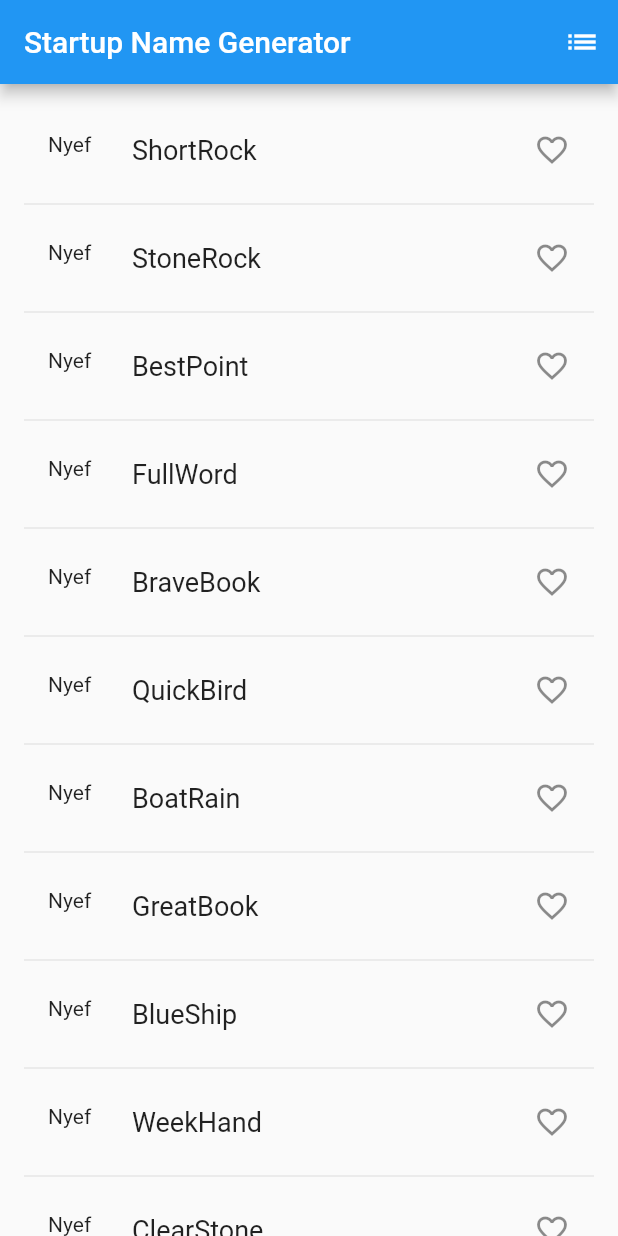
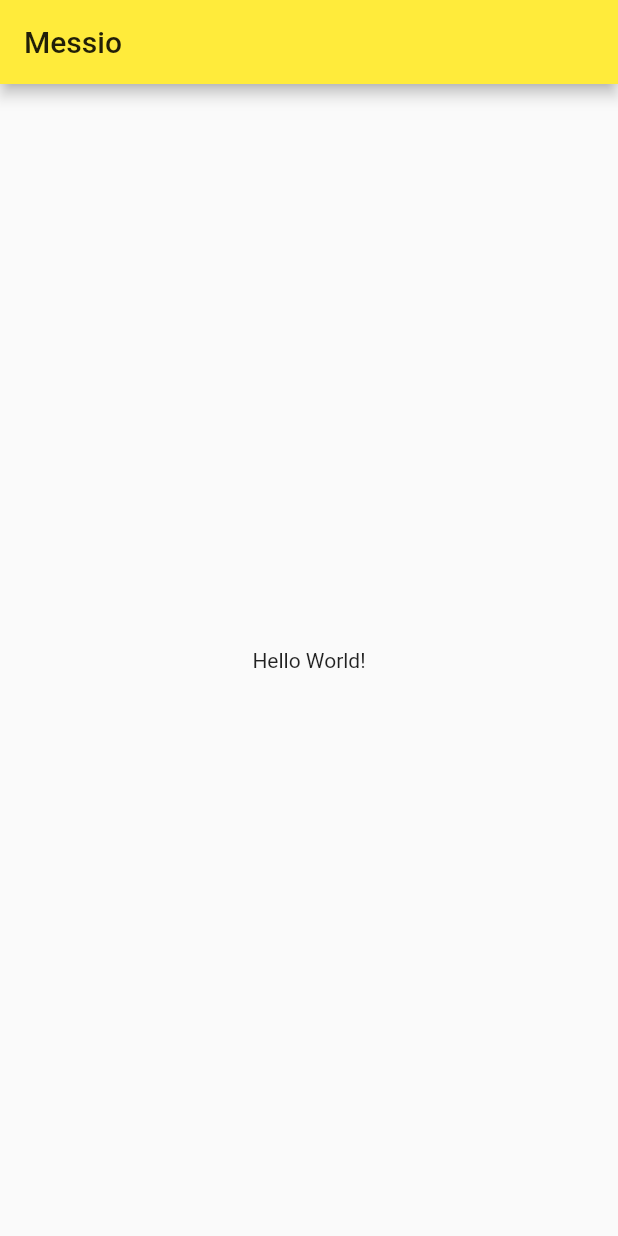
Before and after one commit to GotaloveCode/flutterTestApp, a Flutter app: the screen it shows after launch, on a phone screen of 412 x 824 dp. Run offline on Flutter 3.47's test engine with Material 2 defaults, Android fonts, the phone set to English and light mode, and no system bars.

```diff
--- a/lib/main.dart
+++ b/lib/main.dart
@@ -1,107 +1,47 @@
 import 'package:flutter/material.dart';
-import 'package:english_words/english_words.dart';
 
 void main() => runApp(MyApp());
 
 class MyApp extends StatelessWidget {
+  // This widget is the root of your application.
   @override
   Widget build(BuildContext context) {
     return MaterialApp(
-      title: 'Welcome to Flutter',
-      home: RandomWords(),
-//      theme: ThemeData(
-//        primarySwatch: Colors.yellow
-//      ),
+      title: 'Messio',
+      theme: ThemeData(
+        primarySwatch: Colors.yellow,
+      ),
+      home: MyHomePage(title: 'Messio'),
     );
   }
 }
 
-class RandomWordsState extends State<RandomWords> {
-  final List<WordPair> _suggestions = <WordPair>[];
-  final Set<WordPair> _saved = Set<WordPair>();
-  final _biggerFont = const TextStyle(fontSize: 18.0);
+class MyHomePage extends StatefulWidget {
+  MyHomePage({Key key, this.title}) : super(key: key);
+
+  final String title;
+
+  @override
+  _MyHomePageState createState() => _MyHomePageState();
+}
+
+class _MyHomePageState extends State<MyHomePage> {
 
   @override
   Widget build(BuildContext context) {
+    // The Flutter framework has been optimized to make rerunning build methods
+    // fast, so that you can just rebuild anything that needs updating rather
+    // than having to individually change instances of widgets.
     return Scaffold(
-      appBar: AppBar(
-        title: Text('Startup Name Generator'),
-        actions: <Widget>[
-          IconButton(icon: Icon(Icons.list), onPressed: _pushSaved),
-        ],
-      ),
-      body: _buildSuggestions(),
+        appBar: AppBar(
+          // Here we take the value from the MyHomePage object that was created by
+          // the App.build method, and use it to set our appbar title.
+          title: Text(widget.title),
+        ),
+        body: Center(
+            child:Text('Hello World!')
+        )
     );
+
   }
-
-  void _pushSaved() {
-    Navigator.of(context).push(
-      MaterialPageRoute<void>(   // Add 20 lines from here...
-        builder: (BuildContext context) {
-          final Iterable<ListTile> tiles = _saved.map(
-                (WordPair pair) {
-              return ListTile(
-                title: Text(
-                  pair.asPascalCase,
-                  style: _biggerFont,
-                ),
-              );
-            },
-          );
-          final List<Widget> divided = ListTile
-              .divideTiles(
-            context: context,
-            tiles: tiles,
-          ).toList();
-        },
-      ),
-    );
-  }
-
-
-  Widget _buildRow(WordPair pair) {
-    final bool alreadySaved = _saved.contains(pair);
-
-    return ListTile(
-      leading:Text(
-        "Nyef"
-      ),
-      title: Text(
-        pair.asPascalCase,
-        style: _biggerFont,
-      ),
-      trailing: Icon(
-        alreadySaved ? Icons.favorite : Icons.favorite_border,
-        color: alreadySaved ? Colors.yellow : null,
-      ),
-      onTap: () {
-        setState(() {
-          if (alreadySaved) {
-            _saved.remove(pair);
-          } else {
-            _saved.add(pair);
-          }
-        });
-      },
-    );
-  }
-
-  Widget _buildSuggestions() {
-    return ListView.builder(
-        padding: const EdgeInsets.all(16.0),
-        itemBuilder: (context, i) {
-          if (i.isOdd) return Divider();
-          final index = i ~/ 2; /*3*/
-          if (index >= _suggestions.length) {
-            _suggestions.addAll(generateWordPairs().take(10)); /*4*/
-          }
-          return _buildRow(_suggestions[index]);
-        });
-  }
-
 }
-
-class RandomWords extends StatefulWidget {
-  @override
-  RandomWordsState createState() => RandomWordsState();
-}
```
